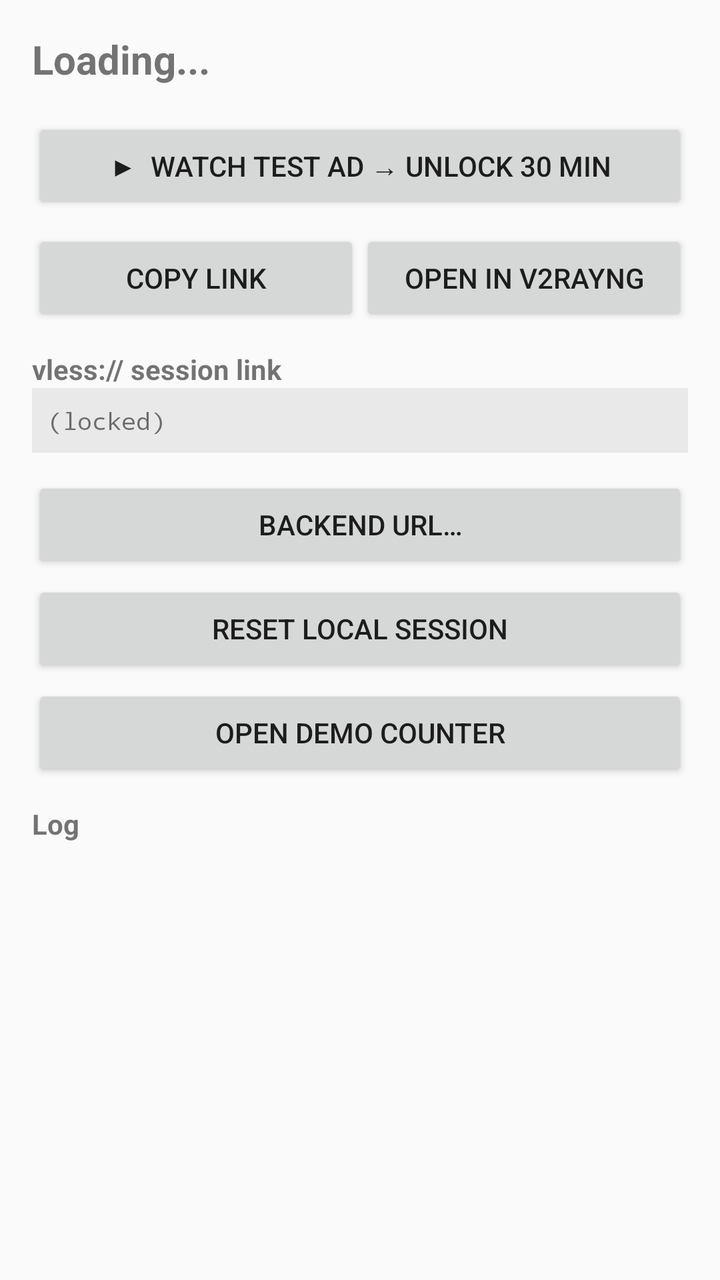
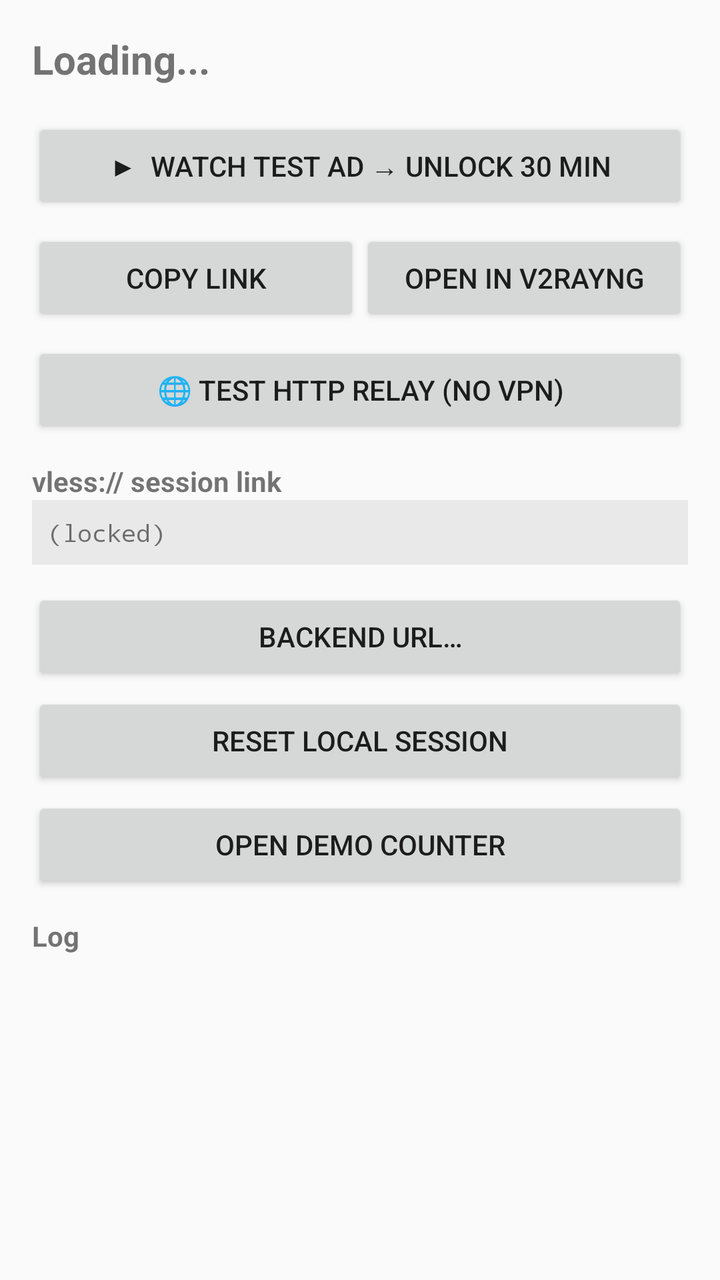

The first picture is an Android layout as it rendered before a commit; the second is the same layout after the commit. The layout source and the unified diff follow.
<!-- AndroidManifest.xml: application theme Theme.AppCompat.Light -->
<!-- res/layout/activity_main.xml -->
<?xml version="1.0" encoding="utf-8"?>
<ScrollView xmlns:android="http://schemas.android.com/apk/res/android"
    android:layout_width="match_parent"
    android:layout_height="match_parent">

    <LinearLayout
        android:layout_width="match_parent"
        android:layout_height="wrap_content"
        android:orientation="vertical"
        android:gravity="center_horizontal"
        android:padding="16dp">

        <TextView
            android:id="@+id/statusText"
            android:layout_width="match_parent"
            android:layout_height="wrap_content"
            android:textSize="20sp"
            android:textStyle="bold"
            android:paddingBottom="8dp"
            android:textIsSelectable="true"
            android:text="Loading..." />

        <Button
            android:id="@+id/unlockBtn"
            android:layout_width="match_parent"
            android:layout_height="wrap_content"
            android:layout_marginTop="8dp"
            android:text="▶  Watch Test Ad → Unlock 30 Min" />

        <LinearLayout
            android:layout_width="match_parent"
            android:layout_height="wrap_content"
            android:orientation="horizontal"
            android:layout_marginTop="8dp">

            <Button
                android:id="@+id/copyBtn"
                android:layout_width="0dp"
                android:layout_height="wrap_content"
                android:layout_weight="1"
                android:text="Copy link" />

            <Button
                android:id="@+id/openBtn"
                android:layout_width="0dp"
                android:layout_height="wrap_content"
                android:layout_weight="1"
                android:text="Open in V2RayNG" />
        </LinearLayout>

        <TextView
            android:layout_width="match_parent"
            android:layout_height="wrap_content"
            android:layout_marginTop="12dp"
            android:textStyle="bold"
            android:text="vless:// session link" />

        <TextView
            android:id="@+id/vlessText"
            android:layout_width="match_parent"
            android:layout_height="wrap_content"
            android:fontFamily="monospace"
            android:textSize="12sp"
            android:textIsSelectable="true"
            android:background="#11000000"
            android:padding="8dp"
            android:text="(locked)" />

        <Button
            android:id="@+id/backendBtn"
            android:layout_width="match_parent"
            android:layout_height="wrap_content"
            android:layout_marginTop="12dp"
            android:text="Backend URL…" />

        <Button
            android:id="@+id/resetBtn"
            android:layout_width="match_parent"
            android:layout_height="wrap_content"
            android:layout_marginTop="4dp"
            android:text="Reset local session" />

        <Button
            android:id="@+id/counterDemoBtn"
            android:layout_width="match_parent"
            android:layout_height="wrap_content"
            android:layout_marginTop="4dp"
            android:text="Open demo counter" />

        <TextView
            android:layout_width="match_parent"
            android:layout_height="wrap_content"
            android:layout_marginTop="12dp"
            android:textStyle="bold"
            android:text="Log" />

        <TextView
            android:id="@+id/logText"
            android:layout_width="match_parent"
            android:layout_height="wrap_content"
            android:fontFamily="monospace"
            android:textSize="10sp"
            android:textIsSelectable="true"
            android:text="" />
    </LinearLayout>
</ScrollView>
<!-- resources referenced by this layout -->
<resources>

</resources>

<!-- the commit's change to res/layout/activity_main.xml (unified diff, before → after) -->
@@ -47,6 +47,13 @@
                 android:layout_weight="1"
                 android:text="Open in V2RayNG" />
         </LinearLayout>
+
+        <Button
+            android:id="@+id/relayBtn"
+            android:layout_width="match_parent"
+            android:layout_height="wrap_content"
+            android:layout_marginTop="8dp"
+            android:text="🌐 Test HTTP relay (no VPN)" />
 
         <TextView
             android:layout_width="match_parent"
